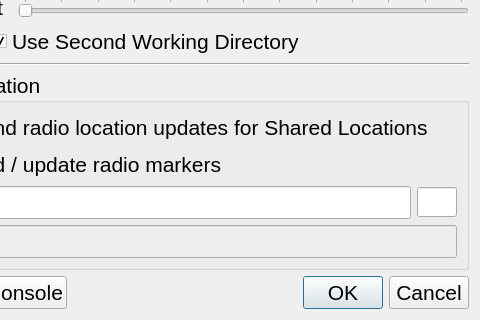
Old version of the form designer/options.ui in the repository ncssar/radiolog; both pictures show x 183 to 663 and y 160 to 480 of the 663 by 480 pixel window.
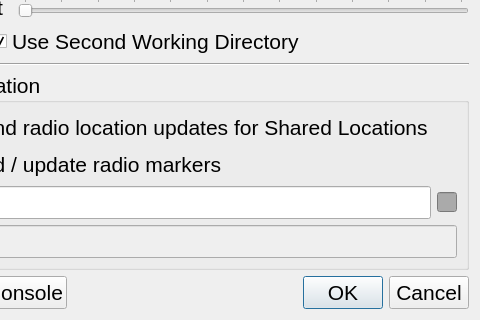
New version of the form.

```diff
--- a/designer/options.ui
+++ b/designer/options.ui
@@ -330,16 +330,22 @@
            <widget class="QLineEdit" name="sartopoLinkStatusField">
             <property name="minimumSize">
              <size>
-              <width>40</width>
+              <width>20</width>
               <height>0</height>
              </size>
             </property>
             <property name="maximumSize">
              <size>
-              <width>16777215</width>
-              <height>30</height>
+              <width>20</width>
+              <height>20</height>
              </size>
             </property>
+            <property name="styleSheet">
+             <string notr="true">background-color:#aaaaaa</string>
+            </property>
+            <property name="readOnly">
+             <bool>true</bool>
+            </property>
            </widget>
           </item>
          </layout>
```
Left out of the diff: 2 changed lines with no effect on the pictures.
